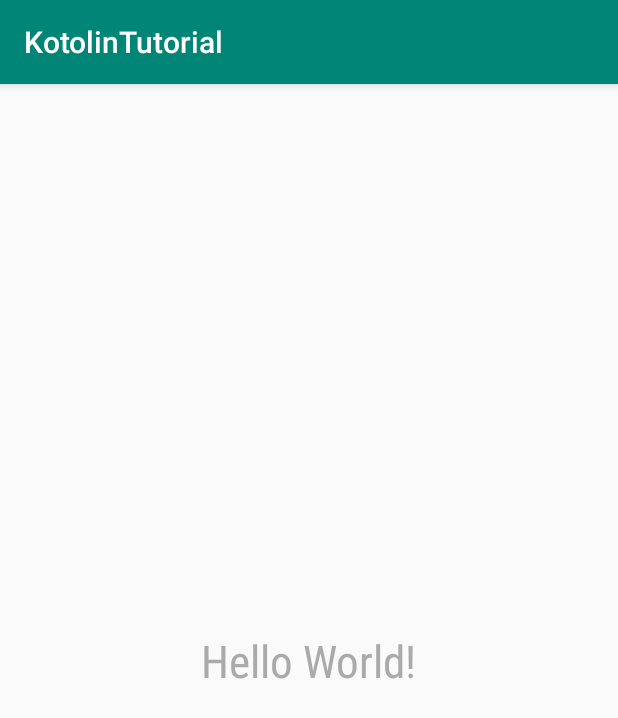
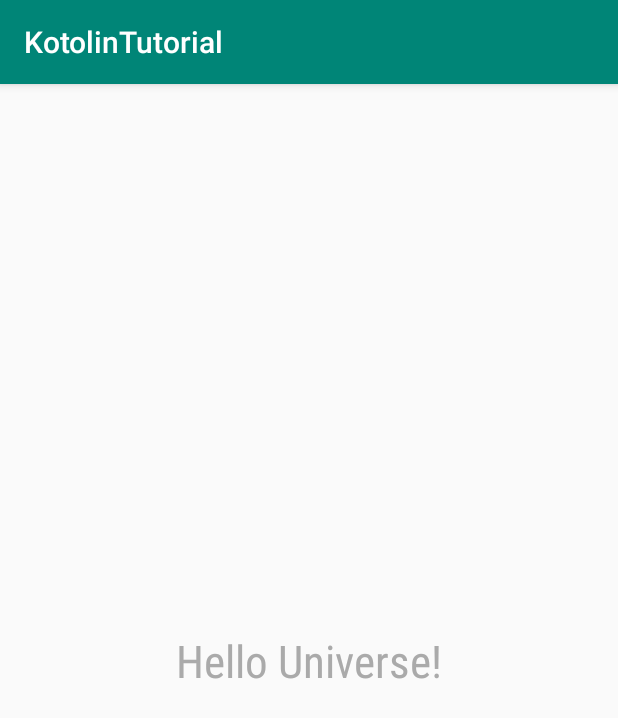
Before and after one commit to y-sumida/KotlinTutorial, an Android app: the screen it shows after launch (MainActivity), on a phone screen of 412 x 824 dp. Shown: the top 718 px of the screen. Run offline under Robolectric (Android 15) with nearby library versions, the phone set to English and light mode, and no system bars.

Commit message:
strings.xmlから表示文字列を変更する

```diff
--- a/app/src/main/res/values/strings.xml
+++ b/app/src/main/res/values/strings.xml
@@ -1,4 +1,4 @@
 <resources>
     <string name="app_name">KotolinTutorial</string>
-    <string name="hello_world_text">Hello World!</string>
+    <string name="hello_world_text">Hello Universe!</string>
 </resources>
```
